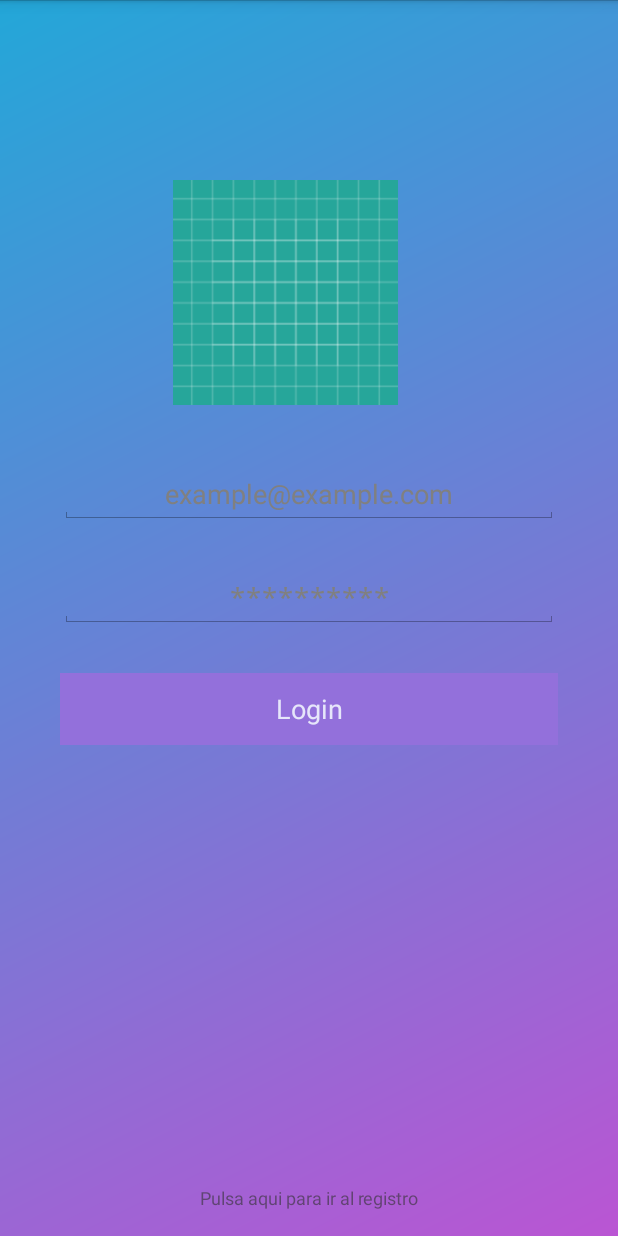
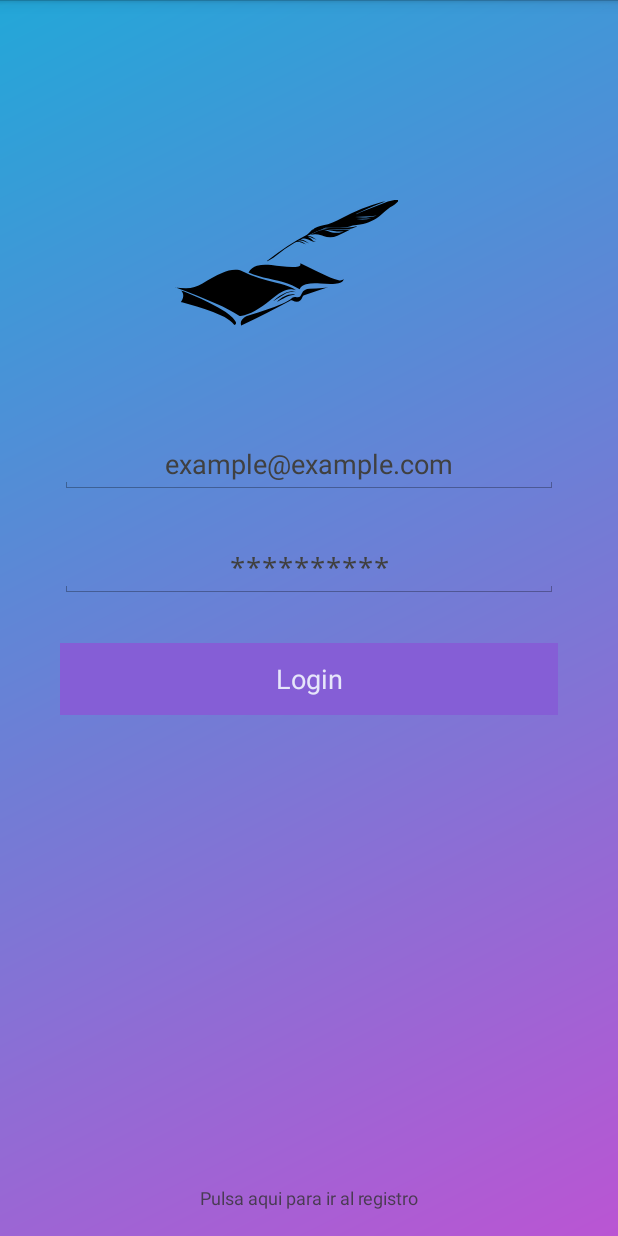
Before and after one commit to oloralibro/appAndroid, an Android app: the screen it shows after launch (MainActivity), on a phone screen of 412 x 824 dp. Run offline under Robolectric (Android 15) with nearby library versions, the phone set to English and light mode, and no system bars; 2 statements that could not run were skipped.

Commit message:
Correcció de colors i estils

```diff
--- a/app/src/main/res/layout/login.xml
+++ b/app/src/main/res/layout/login.xml
@@ -10,9 +10,9 @@
         android:id="@+id/ivLogo"
         android:layout_width="150dp"
         android:layout_height="150dp"
-        android:layout_marginTop="120dp"
+        android:layout_marginTop="100dp"
         android:layout_marginHorizontal="115dp"
-        android:src="@drawable/ic_launcher_background"
+        android:src="@drawable/logo_sgv"
         />
 
     <EditText
@@ -52,7 +52,7 @@
         android:layout_marginBottom="12dp"
         android:textAlignment="center"
         android:text="@string/registrarse"
-        android:alpha="0.6"
+        android:alpha="0.8"
         android:textSize="12sp"
         android:padding="5dp"
         />
--- a/app/src/main/res/values/styles.xml
+++ b/app/src/main/res/values/styles.xml
@@ -6,12 +6,13 @@
     </style>
     <style name="botones">
         <item name="android:layout_marginHorizontal" tools:ignore="NewApi">40dp</item>
-        <item name="android:background">#9370DB</item>
+        <item name="android:background">#855ed6</item>
         <item name="android:textColor">#E6E6FA</item>
     </style>
     <style name="campo">
         <item name="android:layout_marginHorizontal" tools:ignore="NewApi">40dp</item>
-        <item name="android:textColor">#9370DB</item>
+        <item name="android:textColor">#855ed6</item>
+        <item name="android:textColorHint">#404040</item>
         <item name="android:textAlignment" tools:targetApi="jelly_bean_mr1">center</item>
         <item name="android:layout_marginBottom">30dp</item>
     </style>
```
